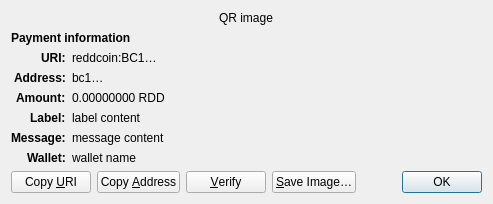
The window that src/qt/forms/receiverequestdialog.ui (Crestington/MaryJane) describes before a commit, drawn with Qt 5.
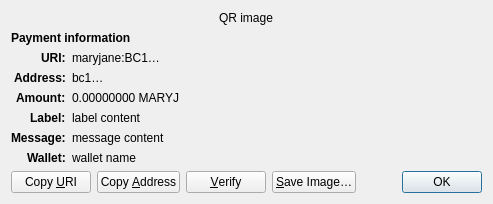
The same window after the commit. Custom widgets are drawn as their Qt base class.

The edit to the form file:
```diff
--- a/src/qt/forms/receiverequestdialog.ui
+++ b/src/qt/forms/receiverequestdialog.ui
@@ -65,7 +65,7 @@
    <item row="2" column="1" alignment="Qt::AlignTop">
     <widget class="QLabel" name="uri_content">
      <property name="text">
-      <string notr="true">reddcoin:BC1…</string>
+      <string notr="true">maryjane:BC1…</string>
      </property>
      <property name="textFormat">
       <enum>Qt::RichText</enum>
@@ -126,7 +126,7 @@
    <item row="4" column="1" alignment="Qt::AlignTop">
     <widget class="QLabel" name="amount_content">
      <property name="text">
-      <string notr="true">0.00000000 RDD</string>
+      <string notr="true">0.00000000 MARYJ</string>
      </property>
      <property name="textFormat">
       <enum>Qt::PlainText</enum>
```
